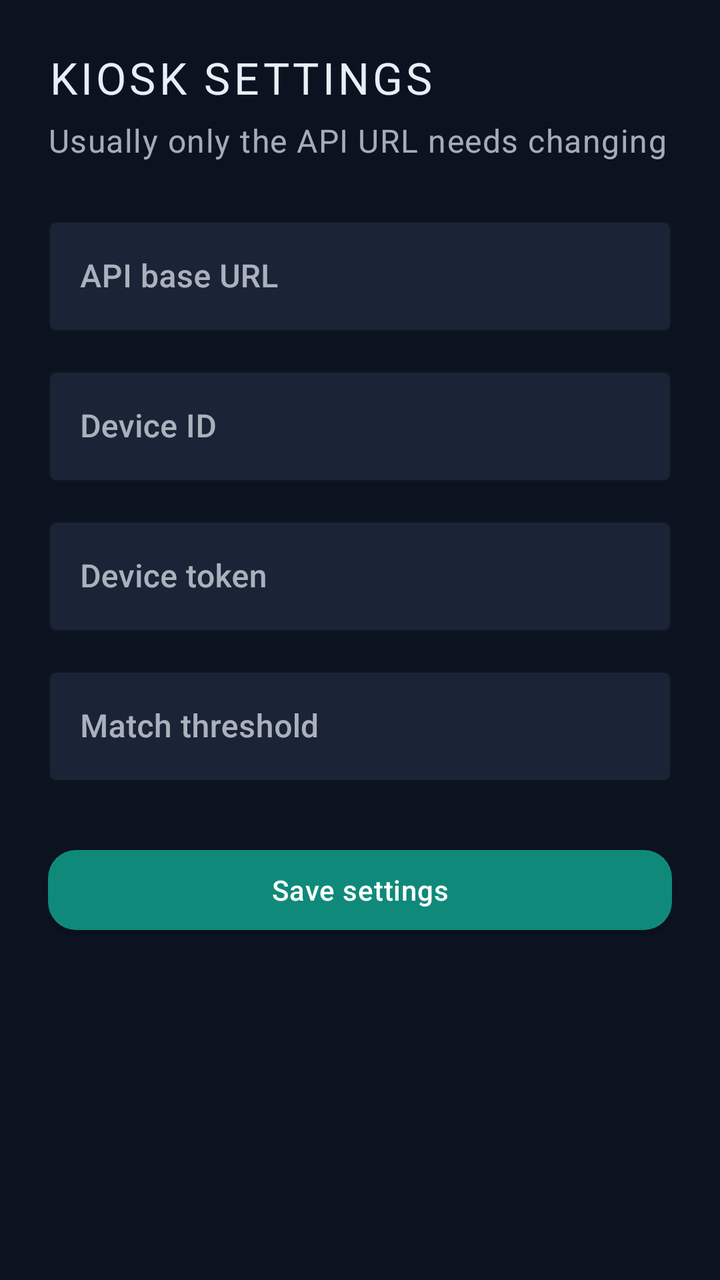
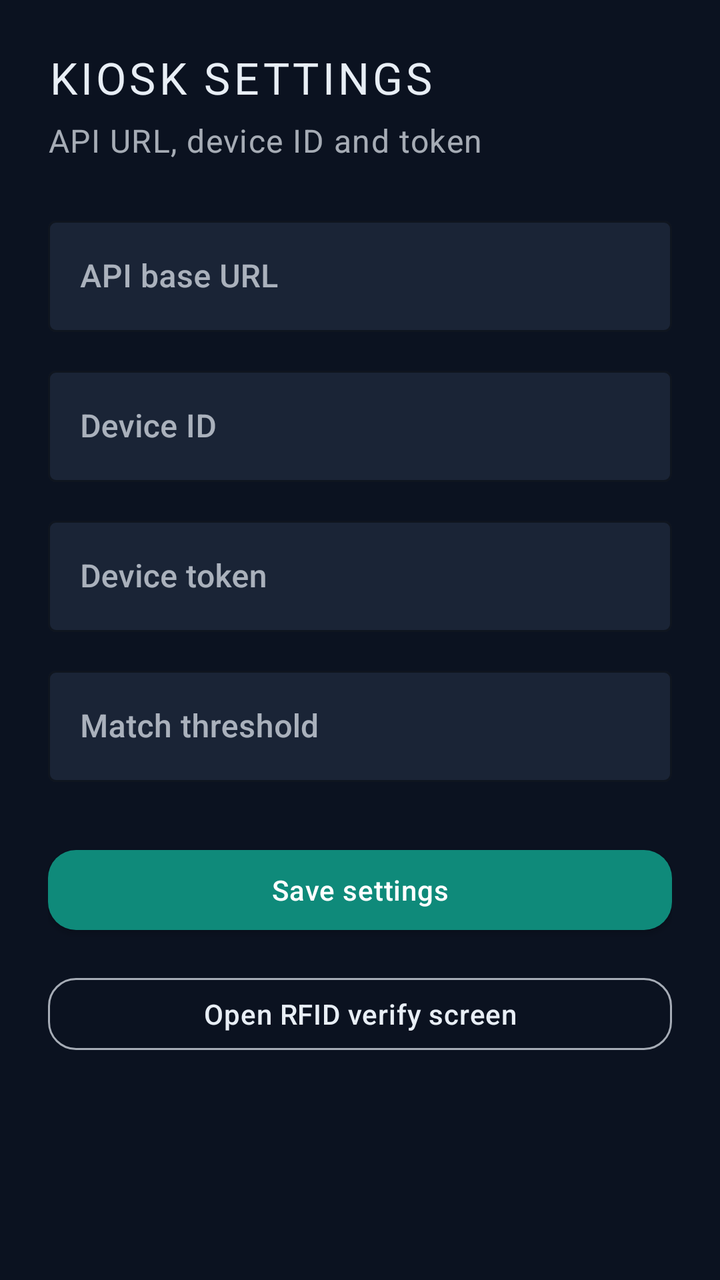

Before-and-after screenshots of an Android layout around one commit, followed by the original layout XML and the change that was made.
<!-- AndroidManifest.xml: application theme Theme.FaceVerifyKiosk -->
<!-- res/layout/activity_settings.xml -->
<?xml version="1.0" encoding="utf-8"?>
<ScrollView xmlns:android="http://schemas.android.com/apk/res/android"
    xmlns:app="http://schemas.android.com/apk/res-auto"
    android:layout_width="match_parent"
    android:layout_height="match_parent"
    android:background="@color/ink"
    android:fillViewport="true">

    <LinearLayout
        android:layout_width="match_parent"
        android:layout_height="wrap_content"
        android:orientation="vertical"
        android:padding="24dp">

        <TextView
            style="@style/Text.FaceVerify.Brand"
            android:layout_width="match_parent"
            android:layout_height="wrap_content"
            android:text="@string/settings_title" />

        <TextView
            style="@style/Text.FaceVerify.Hint"
            android:layout_width="match_parent"
            android:layout_height="wrap_content"
            android:layout_marginTop="6dp"
            android:layout_marginBottom="24dp"
            android:text="@string/settings_subtitle" />

        <com.google.android.material.textfield.TextInputLayout
            android:layout_width="match_parent"
            android:layout_height="wrap_content"
            android:hint="@string/api_base_url"
            app:boxStrokeColor="@color/teal"
            app:hintTextColor="@color/mist_dim">

            <com.google.android.material.textfield.TextInputEditText
                android:id="@+id/inputApiUrl"
                android:layout_width="match_parent"
                android:layout_height="wrap_content"
                android:inputType="textUri"
                android:textColor="@color/mist" />
        </com.google.android.material.textfield.TextInputLayout>

        <com.google.android.material.textfield.TextInputLayout
            android:layout_width="match_parent"
            android:layout_height="wrap_content"
            android:layout_marginTop="14dp"
            android:hint="@string/device_id"
            app:boxStrokeColor="@color/teal"
            app:hintTextColor="@color/mist_dim">

            <com.google.android.material.textfield.TextInputEditText
                android:id="@+id/inputDeviceId"
                android:layout_width="match_parent"
                android:layout_height="wrap_content"
                android:textColor="@color/mist" />
        </com.google.android.material.textfield.TextInputLayout>

        <com.google.android.material.textfield.TextInputLayout
            android:layout_width="match_parent"
            android:layout_height="wrap_content"
            android:layout_marginTop="14dp"
            android:hint="@string/device_token"
            app:boxStrokeColor="@color/teal"
            app:hintTextColor="@color/mist_dim">

            <com.google.android.material.textfield.TextInputEditText
                android:id="@+id/inputDeviceToken"
                android:layout_width="match_parent"
                android:layout_height="wrap_content"
                android:inputType="textPassword"
                android:textColor="@color/mist" />
        </com.google.android.material.textfield.TextInputLayout>

        <com.google.android.material.textfield.TextInputLayout
            android:layout_width="match_parent"
            android:layout_height="wrap_content"
            android:layout_marginTop="14dp"
            android:hint="@string/threshold"
            app:boxStrokeColor="@color/teal"
            app:hintTextColor="@color/mist_dim">

            <com.google.android.material.textfield.TextInputEditText
                android:id="@+id/inputThreshold"
                android:layout_width="match_parent"
                android:layout_height="wrap_content"
                android:inputType="numberDecimal"
                android:textColor="@color/mist" />
        </com.google.android.material.textfield.TextInputLayout>

        <com.google.android.material.button.MaterialButton
            android:id="@+id/btnSave"
            style="@style/Widget.FaceVerify.Button"
            android:layout_width="match_parent"
            android:layout_height="wrap_content"
            android:layout_marginTop="28dp"
            android:text="@string/save" />
    </LinearLayout>
</ScrollView>
<!-- resources referenced by this layout -->
<resources>
  <color name="ink">#FF0B1220</color>
  <color name="mist">#FFE8EEF5</color>
  <color name="mist_dim">#B3E8EEF5</color>
  <color name="teal">#FF0F8A7A</color>
  <string name="api_base_url">API base URL</string>
  <string name="device_id">Device ID</string>
  <string name="device_token">Device token</string>
  <string name="save">Save settings</string>
  <string name="settings_subtitle">Usually only the API URL needs changing</string>
  <string name="settings_title">Kiosk settings</string>
  <string name="threshold">Match threshold</string>
  <style name="Text.FaceVerify.Brand" parent="TextAppearance.MaterialComponents.Headline5">
          <item name="android:textColor">@color/mist</item>
          <item name="android:textSize">22sp</item>
          <item name="android:letterSpacing">0.08</item>
          <item name="android:fontFamily">sans-serif-medium</item>
          <item name="android:textAllCaps">true</item>
      </style>
  <style name="Text.FaceVerify.Hint" parent="TextAppearance.MaterialComponents.Body1">
          <item name="android:textColor">@color/mist_dim</item>
          <item name="android:textSize">16sp</item>
          <item name="android:lineSpacingExtra">4dp</item>
      </style>
  <style name="Widget.FaceVerify.Button" parent="Widget.MaterialComponents.Button">
          <item name="android:textAllCaps">false</item>
          <item name="android:letterSpacing">0.02</item>
          <item name="cornerRadius">14dp</item>
          <item name="backgroundTint">@color/teal</item>
          <item name="android:minHeight">52dp</item>
          <item name="android:paddingLeft">20dp</item>
          <item name="android:paddingRight">20dp</item>
      </style>
  <style name="Theme.FaceVerifyKiosk" parent="Theme.MaterialComponents.DayNight.NoActionBar">
          <item name="colorPrimary">@color/teal</item>
          <item name="colorPrimaryVariant">@color/ink_soft</item>
          <item name="colorSecondary">@color/amber</item>
          <item name="colorOnPrimary">@color/white</item>
          <item name="colorOnSecondary">@color/ink</item>
          <item name="android:statusBarColor">@color/ink</item>
          <item name="android:navigationBarColor">@color/ink</item>
          <item name="android:windowBackground">@color/ink</item>
          <item name="android:fontFamily">sans-serif-medium</item>
          <item name="materialButtonStyle">@style/Widget.FaceVerify.Button</item>
          <item name="textInputStyle">@style/Widget.FaceVerify.TextInput</item>
      </style>
  <color name="ink_soft">#FF141C2B</color>
  <color name="amber">#FFE0A100</color>
  <color name="white">#FFFFFFFF</color>
  <style name="Widget.FaceVerify.TextInput" parent="Widget.MaterialComponents.TextInputLayout.OutlinedBox">
          <item name="boxBackgroundColor">@color/field_bg</item>
          <item name="boxStrokeColor">@color/teal</item>
          <item name="hintTextColor">@color/mist_dim</item>
          <item name="android:textColorHint">@color/mist_dim</item>
      </style>
  <color name="field_bg">#FF1A2436</color>
</resources>

<!-- the commit's change to res/layout/activity_settings.xml (unified diff, before → after) -->
@@ -95,5 +95,13 @@
             android:layout_height="wrap_content"
             android:layout_marginTop="28dp"
             android:text="@string/save" />
+
+        <com.google.android.material.button.MaterialButton
+            android:id="@+id/btnOpenRfid"
+            style="@style/Widget.FaceVerify.Button.Ghost"
+            android:layout_width="match_parent"
+            android:layout_height="wrap_content"
+            android:layout_marginTop="12dp"
+            android:text="@string/open_rfid_mode" />
     </LinearLayout>
 </ScrollView>
<!-- resource entries referenced after the edit -->
@@ -7,8 +7,9 @@
   <string name="api_base_url">API base URL</string>
   <string name="device_id">Device ID</string>
   <string name="device_token">Device token</string>
+  <string name="open_rfid_mode">Open RFID verify screen</string>
   <string name="save">Save settings</string>
-  <string name="settings_subtitle">Usually only the API URL needs changing</string>
+  <string name="settings_subtitle">API URL, device ID and token</string>
   <string name="settings_title">Kiosk settings</string>
   <string name="threshold">Match threshold</string>
   <style name="Text.FaceVerify.Brand" parent="TextAppearance.MaterialComponents.Headline5">
@@ -32,6 +33,15 @@
           <item name="android:paddingLeft">20dp</item>
           <item name="android:paddingRight">20dp</item>
       </style>
+  <style name="Widget.FaceVerify.Button.Ghost" parent="Widget.MaterialComponents.Button.OutlinedButton">
+          <item name="android:textAllCaps">false</item>
+          <item name="strokeColor">@color/mist_dim</item>
+          <item name="strokeWidth">1dp</item>
+          <item name="cornerRadius">14dp</item>
+          <item name="android:textColor">@color/mist</item>
+          <item name="android:minHeight">48dp</item>
+          <item name="rippleColor">@color/teal_bright</item>
+      </style>
   <style name="Theme.FaceVerifyKiosk" parent="Theme.MaterialComponents.DayNight.NoActionBar">
           <item name="colorPrimary">@color/teal</item>
           <item name="colorPrimaryVariant">@color/ink_soft</item>
@@ -45,6 +55,7 @@
           <item name="materialButtonStyle">@style/Widget.FaceVerify.Button</item>
           <item name="textInputStyle">@style/Widget.FaceVerify.TextInput</item>
       </style>
+  <color name="teal_bright">#FF1BB8A5</color>
   <color name="ink_soft">#FF141C2B</color>
   <color name="amber">#FFE0A100</color>
   <color name="white">#FFFFFFFF</color>
